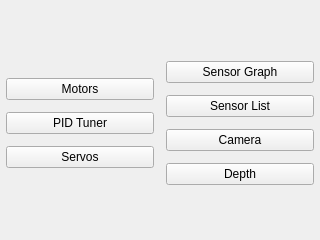
Old version of the form ui/MotorsSensorsWidget.ui in the repository kipr/botui.
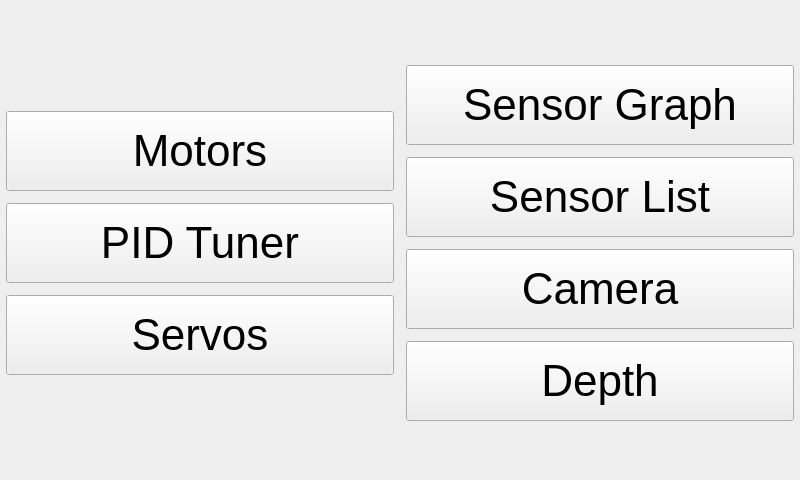
New version of the form. Icons and pictures are not drawn.

Patch:
```diff
--- a/ui/MotorsSensorsWidget.ui
+++ b/ui/MotorsSensorsWidget.ui
@@ -6,10 +6,16 @@
    <rect>
     <x>0</x>
     <y>0</y>
-    <width>320</width>
-    <height>240</height>
+    <width>800</width>
+    <height>480</height>
    </rect>
   </property>
+  <property name="minimumSize">
+   <size>
+    <width>0</width>
+    <height>80</height>
+   </size>
+  </property>
   <property name="windowTitle">
    <string>Motors and Sensors</string>
   </property>
@@ -48,6 +54,17 @@
        </item>
        <item>
         <widget class="QPushButton" name="motors">
+         <property name="minimumSize">
+          <size>
+           <width>0</width>
+           <height>80</height>
+          </size>
+         </property>
+         <property name="font">
+          <font>
+           <pointsize>33</pointsize>
+          </font>
+         </property>
          <property name="text">
           <string>Motors</string>
          </property>
@@ -55,10 +72,27 @@
           <iconset resource="../rc/icons.qrc">
            <normaloff>:/icons/car.png</normaloff>:/icons/car.png</iconset>
          </property>
+         <property name="iconSize">
+          <size>
+           <width>16</width>
+           <height>16</height>
+          </size>
+         </property>
         </widget>
        </item>
        <item>
         <widget class="QPushButton" name="pidTuner">
+         <property name="minimumSize">
+          <size>
+           <width>0</width>
+           <height>80</height>
+          </size>
+         </property>
+         <property name="font">
+          <font>
+           <pointsize>33</pointsize>
+          </font>
+         </property>
          <property name="text">
           <string>PID Tuner</string>
          </property>
@@ -66,6 +100,12 @@
           <iconset resource="../rc/icons.qrc">
            <normaloff>:/icons/chart_curve.png</normaloff>:/icons/chart_curve.png</iconset>
          </property>
+         <property name="iconSize">
+          <size>
+           <width>16</width>
+           <height>16</height>
+          </size>
+         </property>
         </widget>
        </item>
        <item>
@@ -73,9 +113,14 @@
          <property name="minimumSize">
           <size>
            <width>0</width>
-           <height>0</height>
+           <height>80</height>
           </size>
          </property>
+         <property name="font">
+          <font>
+           <pointsize>33</pointsize>
+          </font>
+         </property>
          <property name="text">
           <string>Servos</string>
          </property>
@@ -83,6 +128,12 @@
           <iconset resource="../rc/icons.qrc">
            <normaloff>:/icons/lightning.png</normaloff>:/icons/lightning.png</iconset>
          </property>
+         <property name="iconSize">
+          <size>
+           <width>16</width>
+           <height>16</height>
+          </size>
+         </property>
         </widget>
        </item>
        <item>
@@ -117,6 +168,17 @@
        </item>
        <item>
         <widget class="QPushButton" name="sensorGraph">
+         <property name="minimumSize">
+          <size>
+           <width>0</width>
+           <height>80</height>
+          </size>
+         </property>
+         <property name="font">
+          <font>
+           <pointsize>33</pointsize>
+          </font>
+         </property>
          <property name="text">
           <string>Sensor Graph</string>
          </property>
@@ -124,10 +186,27 @@
           <iconset resource="../rc/icons.qrc">
            <normaloff>:/icons/chart_line.png</normaloff>:/icons/chart_line.png</iconset>
          </property>
+         <property name="iconSize">
+          <size>
+           <width>16</width>
+           <height>16</height>
+          </size>
+         </property>
         </widget>
        </item>
        <item>
         <widget class="QPushButton" name="sensorList">
+         <property name="minimumSize">
+          <size>
+           <width>0</width>
+           <height>80</height>
+          </size>
+         </property>
+         <property name="font">
+          <font>
+           <pointsize>33</pointsize>
+          </font>
+         </property>
          <property name="text">
           <string>Sensor List</string>
          </property>
@@ -135,10 +214,27 @@
           <iconset resource="../rc/icons.qrc">
            <normaloff>:/icons/text_list_bullets.png</normaloff>:/icons/text_list_bullets.png</iconset>
          </property>
+         <property name="iconSize">
+          <size>
+           <width>16</width>
+           <height>16</height>
+          </size>
+         </property>
         </widget>
        </item>
        <item>
         <widget class="QPushButton" name="camera">
+         <property name="minimumSize">
+          <size>
+           <width>0</width>
+           <height>80</height>
+          </size>
+         </property>
+         <property name="font">
+          <font>
+           <pointsize>33</pointsize>
+          </font>
+         </property>
          <property name="text">
           <string>Camera</string>
          </property>
@@ -146,10 +242,27 @@
           <iconset resource="../rc/icons.qrc">
            <normaloff>:/icons/webcam.png</normaloff>:/icons/webcam.png</iconset>
          </property>
+         <property name="iconSize">
+          <size>
+           <width>16</width>
+           <height>16</height>
+          </size>
+         </property>
         </widget>
        </item>
        <item>
         <widget class="QPushButton" name="depth">
+         <property name="minimumSize">
+          <size>
+           <width>0</width>
+           <height>80</height>
+          </size>
+         </property>
+         <property name="font">
+          <font>
+           <pointsize>33</pointsize>
+          </font>
+         </property>
          <property name="text">
           <string>Depth</string>
          </property>
@@ -157,6 +270,12 @@
           <iconset resource="../rc/icons.qrc">
            <normaloff>:/icons/coins.png</normaloff>:/icons/coins.png</iconset>
          </property>
+         <property name="iconSize">
+          <size>
+           <width>16</width>
+           <height>16</height>
+          </size>
+         </property>
         </widget>
        </item>
        <item>
```
